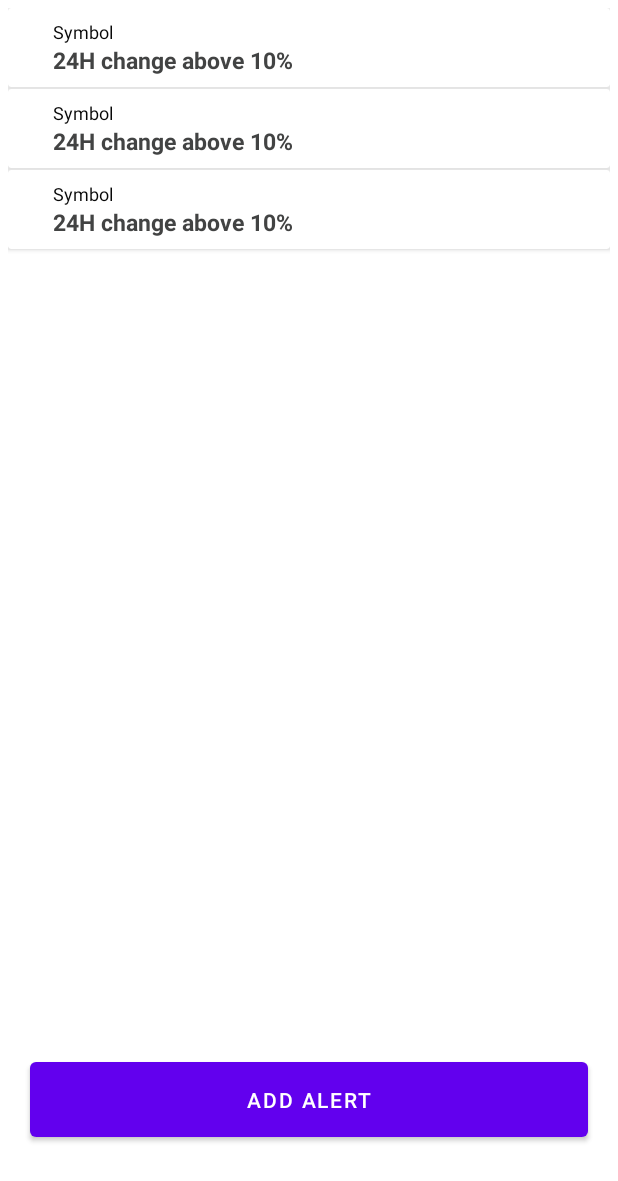
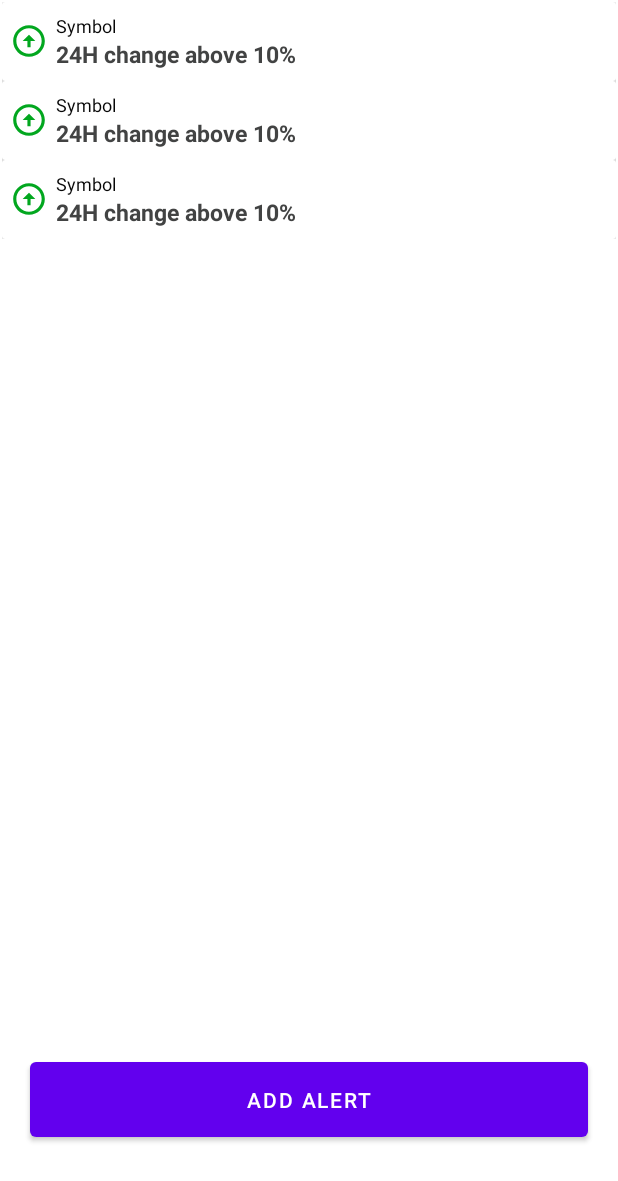
Before and after one commit to Flutter-Lab/CryptoChime, an Android app: the layout fragment_alert2.xml on its own in the app's theme, with its tools: preview values and no code run, on a phone screen of 412 x 824 dp. Shown: the top 1181 px of the screen. Run offline under Robolectric (Android 15) with nearby library versions, the phone set to English and light mode, and no system bars; network calls fail.

Commit message:
Implemented MultiAlert System Primary
Implemented MultiAlert System Primary

```diff
--- a/app/src/main/java/com/example/cryptochime/SetAlertActivity/AlertDB/Alert.java
+++ b/app/src/main/java/com/example/cryptochime/SetAlertActivity/AlertDB/Alert.java
@@ -19,5 +19,8 @@ public class Alert {
     @ColumnInfo(name = "alert_value")
     public String alertValue;
 
+    @ColumnInfo(name="alert_type_code")
+    public int alertTypeCode;
+
 
 }
--- a/app/src/main/java/com/example/cryptochime/SetAlertActivity/AlertDB/AlertDao.java
+++ b/app/src/main/java/com/example/cryptochime/SetAlertActivity/AlertDB/AlertDao.java
@@ -10,7 +10,7 @@ import java.util.List;
 @Dao
 public interface AlertDao {
 
-    @Query("SELECT * FROM alert")
+    @Query("SELECT * FROM Alert")
     List<Alert> getAllAlerts();
 
     @Insert
--- /dev/null
+++ b/app/src/main/res/drawable/ic_alert_down.xml
@@ -0,0 +1,5 @@
+<vector android:height="24dp" android:tint="#FC3E3E"
+    android:viewportHeight="24" android:viewportWidth="24"
+    android:width="24dp" xmlns:android="http://schemas.android.com/apk/res/android">
+    <path android:fillColor="@android:color/white" android:pathData="M12,4c4.41,0 8,3.59 8,8s-3.59,8 -8,8s-8,-3.59 -8,-8S7.59,4 12,4M12,2C6.48,2 2,6.48 2,12c0,5.52 4.48,10 10,10c5.52,0 10,-4.48 10,-10C22,6.48 17.52,2 12,2L12,2zM13,12l0,-4h-2l0,4H8l4,4l4,-4H13z"/>
+</vector>
--- /dev/null
+++ b/app/src/main/res/drawable/ic_alert_up.xml
@@ -0,0 +1,5 @@
+<vector android:height="24dp" android:tint="#02A71F"
+    android:viewportHeight="24" android:viewportWidth="24"
+    android:width="24dp" xmlns:android="http://schemas.android.com/apk/res/android">
+    <path android:fillColor="@android:color/white" android:pathData="M12,20c-4.41,0 -8,-3.59 -8,-8s3.59,-8 8,-8s8,3.59 8,8S16.41,20 12,20M12,22c5.52,0 10,-4.48 10,-10c0,-5.52 -4.48,-10 -10,-10C6.48,2 2,6.48 2,12C2,17.52 6.48,22 12,22L12,22zM11,12l0,4h2l0,-4h3l-4,-4l-4,4H11z"/>
+</vector>
--- a/app/src/main/res/layout/alert_rv_sample.xml
+++ b/app/src/main/res/layout/alert_rv_sample.xml
@@ -2,7 +2,7 @@
 <androidx.cardview.widget.CardView xmlns:android="http://schemas.android.com/apk/res/android"
     android:layout_width="match_parent"
     android:layout_height="wrap_content"
-    android:layout_marginBottom="1dp"
+    android:layout_marginBottom="0dp"
     >
 
 
@@ -10,9 +10,18 @@
         android:id="@+id/coinInfoBlock"
         android:layout_width="match_parent"
         android:layout_height="wrap_content"
-        android:paddingHorizontal="30dp"
+        android:paddingHorizontal="5dp"
         android:paddingVertical="7dp"
         >
+
+        <ImageView
+            android:id="@+id/alertIndicator"
+            android:layout_width="25dp"
+            android:layout_height="25dp"
+            android:layout_marginRight="5dp"
+            android:layout_alignParentLeft="true"
+            android:layout_centerVertical="true"
+            android:src="@drawable/ic_alert_up" />
 
 
         <TextView
@@ -22,6 +31,7 @@
             android:text="Symbol"
             android:textColor="#070707"
             android:textSize="12sp"
+            android:layout_toRightOf="@id/alertIndicator"
              />
 
         <TextView
@@ -33,7 +43,7 @@
             android:textStyle="bold"
             android:textColor="#424343"
             android:textSize="15sp"
-
+            android:layout_toRightOf="@id/alertIndicator"
             />
 
 
--- a/app/src/main/res/layout/fragment_alert2.xml
+++ b/app/src/main/res/layout/fragment_alert2.xml
@@ -9,13 +9,14 @@
     <androidx.recyclerview.widget.RecyclerView
         android:id="@+id/alertRecyclerView"
         android:layout_width="match_parent"
-        android:layout_height="match_parent"
-        android:padding="5dp"
+        android:layout_height="wrap_content"
+        android:padding="1dp"
         android:visibility="visible"
-        app:layout_constraintBottom_toBottomOf="parent"
+        app:layout_constraintBottom_toTopOf="@+id/addAlertButton"
         app:layout_constraintTop_toTopOf="parent"
-        tools:listitem="@layout/alert_rv_sample"
-        tools:ignore="MissingConstraints" />
+        app:layout_constraintVertical_bias="0.0"
+        android:layout_marginBottom="5dp"
+        tools:listitem="@layout/alert_rv_sample" />
 
     <Button
         android:id="@+id/addAlertButton"
```
Also changed, not shown: app/src/main/java/com/example/cryptochime/NotificationBroadcast.java (+118 -38 lines), app/src/main/java/com/example/cryptochime/SetAlertActivity/AlertListAdapter.java (+10 -0 lines), app/src/main/java/com/example/cryptochime/SetAlertActivity/SetValueFragment.java (+44 -12 lines).
